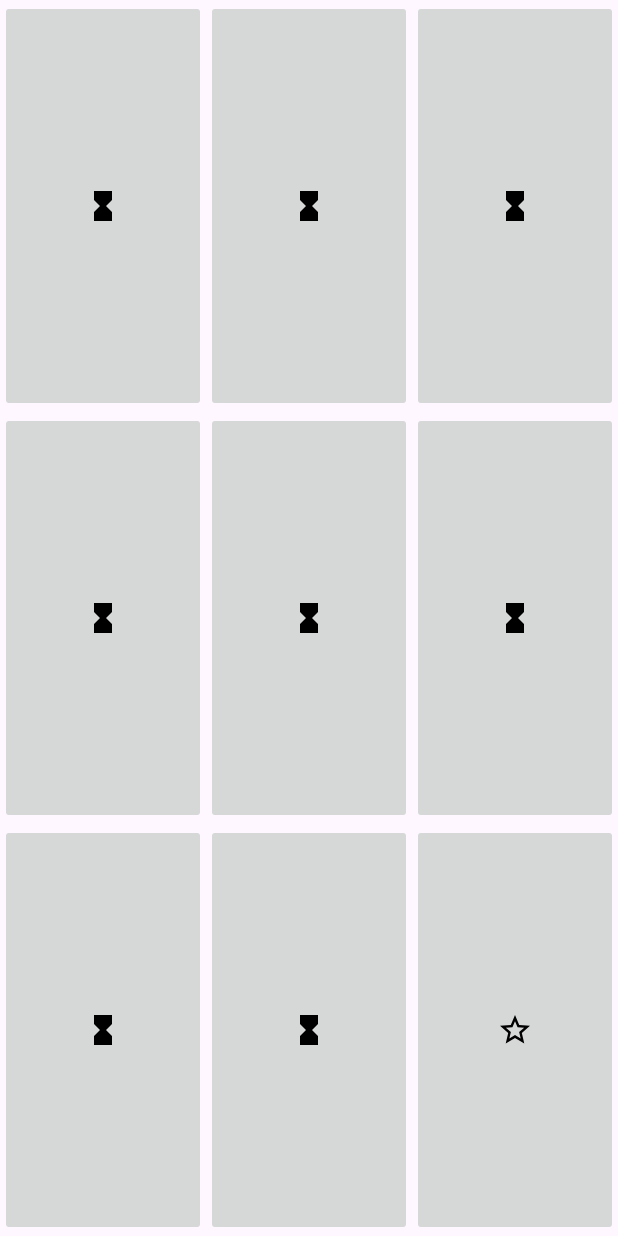
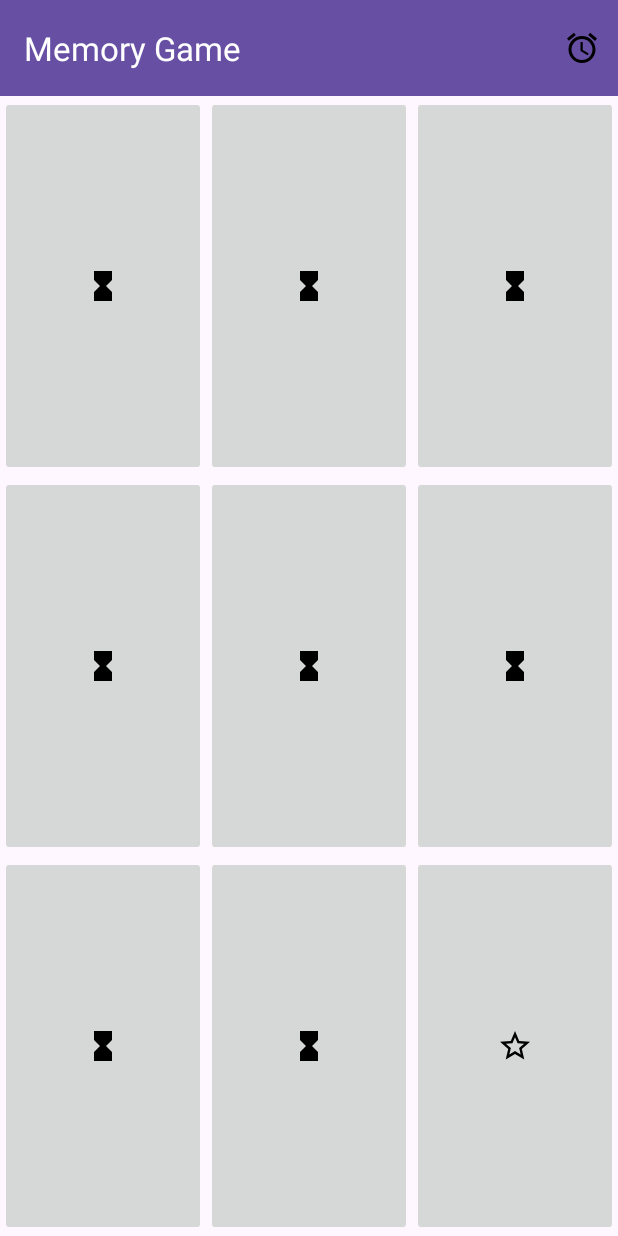
Before and after one commit to Rbabinski2000/Lab-memory, an Android app: the Lab03Activity screen opened directly, with no data from a screen before it, on a phone screen of 412 x 824 dp. Run offline under Robolectric (Android 15) with nearby library versions, the phone set to English and light mode, and no system bars; 2 statements that could not run were skipped.

Commit message:
added sounds and sound cotrol, fixed bug for winning condition

```diff
--- /dev/null
+++ b/app/src/main/res/drawable/baseline_alarm_24.xml
@@ -0,0 +1,5 @@
+<vector xmlns:android="http://schemas.android.com/apk/res/android" android:height="24dp" android:tint="#000000" android:viewportHeight="24" android:viewportWidth="24" android:width="24dp">
+
+    <path android:fillColor="@android:color/white" android:pathData="M22,5.72l-4.6,-3.86 -1.29,1.53 4.6,3.86L22,5.72zM7.88,3.39L6.6,1.86 2,5.71l1.29,1.53 4.59,-3.85zM12.5,8L11,8v6l4.75,2.85 0.75,-1.23 -4,-2.37L12.5,8zM12,4c-4.97,0 -9,4.03 -9,9s4.02,9 9,9c4.97,0 9,-4.03 9,-9s-4.03,-9 -9,-9zM12,20c-3.87,0 -7,-3.13 -7,-7s3.13,-7 7,-7 7,3.13 7,7 -3.13,7 -7,7z"/>
+
+</vector>
--- /dev/null
+++ b/app/src/main/res/drawable/baseline_alarm_off_24.xml
@@ -0,0 +1,5 @@
+<vector xmlns:android="http://schemas.android.com/apk/res/android" android:height="24dp" android:tint="#000000" android:viewportHeight="24" android:viewportWidth="24" android:width="24dp">
+
+    <path android:fillColor="@android:color/white" android:pathData="M12,6c3.87,0 7,3.13 7,7 0,0.84 -0.16,1.65 -0.43,2.4l1.52,1.52c0.58,-1.19 0.91,-2.51 0.91,-3.92 0,-4.97 -4.03,-9 -9,-9 -1.41,0 -2.73,0.33 -3.92,0.91L9.6,6.43C10.35,6.16 11.16,6 12,6zM22,5.72l-4.6,-3.86 -1.29,1.53 4.6,3.86L22,5.72zM2.92,2.29L1.65,3.57 2.98,4.9l-1.11,0.93 1.42,1.42 1.11,-0.94 0.8,0.8C3.83,8.69 3,10.75 3,13c0,4.97 4.02,9 9,9 2.25,0 4.31,-0.83 5.89,-2.2l2.2,2.2 1.27,-1.27L3.89,3.27l-0.97,-0.98zM16.47,18.39C15.26,19.39 13.7,20 12,20c-3.87,0 -7,-3.13 -7,-7 0,-1.7 0.61,-3.26 1.61,-4.47l9.86,9.86zM8.02,3.28L6.6,1.86l-0.86,0.71 1.42,1.42 0.86,-0.71z"/>
+
+</vector>
--- a/app/src/main/res/layout/activity_lab03.xml
+++ b/app/src/main/res/layout/activity_lab03.xml
@@ -1,8 +1,25 @@
 <?xml version="1.0" encoding="utf-8"?>
-<androidx.gridlayout.widget.GridLayout xmlns:android="http://schemas.android.com/apk/res/android"
+<LinearLayout xmlns:android="http://schemas.android.com/apk/res/android"
     xmlns:app="http://schemas.android.com/apk/res-auto"
     xmlns:tools="http://schemas.android.com/tools"
-    android:id="@+id/main_Grid"
     android:layout_width="match_parent"
     android:layout_height="match_parent"
-    tools:context=".Lab03Activity"/>
+    android:orientation="vertical"
+    tools:context=".Lab03Activity">
+
+    <!-- Toolbar -->
+    <androidx.appcompat.widget.Toolbar
+        android:id="@+id/toolbar"
+        android:layout_width="match_parent"
+        android:layout_height="?attr/actionBarSize"
+        android:background="?attr/colorPrimary"
+        android:theme="@style/ThemeOverlay.AppCompat.Dark.ActionBar"
+        app:title="Memory Game"
+        app:titleTextColor="@android:color/white"/>
+
+    <!-- Grid Layout -->
+    <androidx.gridlayout.widget.GridLayout
+        android:id="@+id/main_Grid"
+        android:layout_width="match_parent"
+        android:layout_height="match_parent"/>
+</LinearLayout>
--- /dev/null
+++ b/app/src/main/res/menu/board_menu_activity.xml
@@ -0,0 +1,9 @@
+<?xml version="1.0" encoding="utf-8"?>
+<menu xmlns:android="http://schemas.android.com/apk/res/android"
+    xmlns:app="http://schemas.android.com/apk/res-auto">
+    <item
+        android:id="@+id/board_activity_sound"
+        android:icon="@drawable/baseline_alarm_24"
+        app:showAsAction="always"
+        android:title="@string/board_activity_menu_sound" />
+</menu>
--- a/app/src/main/res/values/strings.xml
+++ b/app/src/main/res/values/strings.xml
@@ -2,4 +2,5 @@
     <string name="app_name">Lab-memory</string>
     <string name="lab01">Lab01</string>
     <string name="lab02">Lab02</string>
+    <string name="board_activity_menu_sound">Głośność</string>
 </resources>
```
Also changed, not shown: app/src/main/java/pl/babinski/lab/Lab03Activity.kt (+73 -6 lines), 3 other files.
